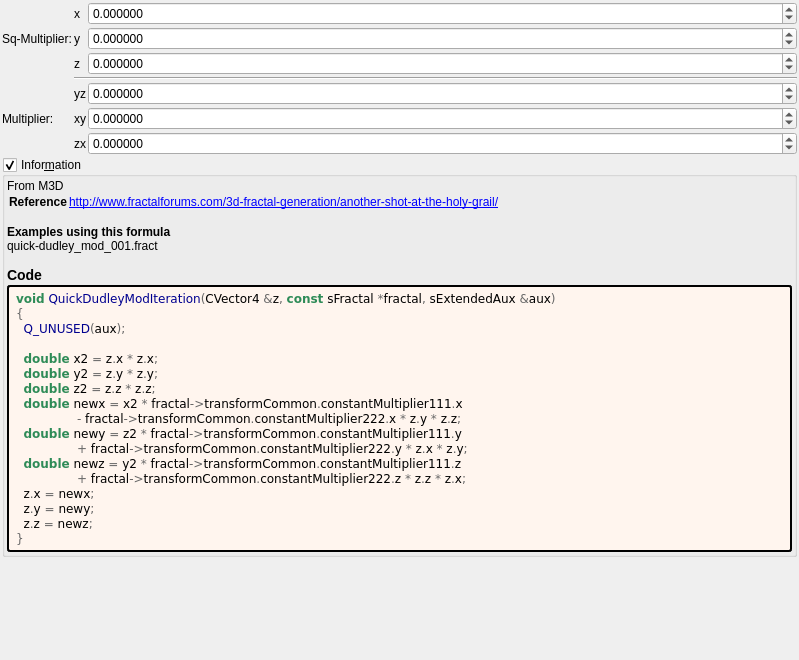
First picture: the form in mandelbulber2/formula/ui/quick_dudley_mod.ui, repository buddhi1980/mandelbulber2, before the edit.
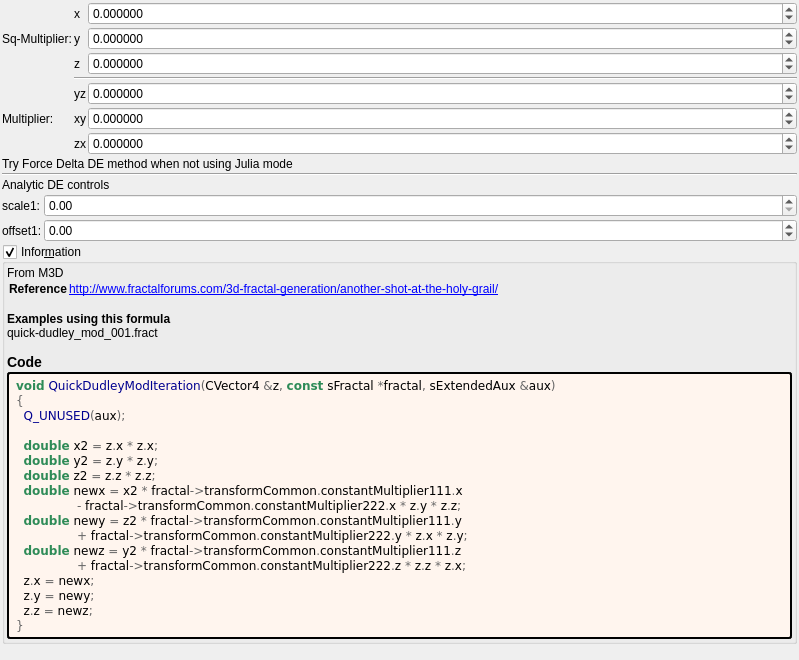
Second picture: the form after the edit. Custom widgets are drawn as their Qt base class.

Commit message: quick dudleys and makin3D2 to analytic de

```diff
--- a/mandelbulber2/formula/ui/quick_dudley_mod.ui
+++ b/mandelbulber2/formula/ui/quick_dudley_mod.ui
@@ -267,6 +267,104 @@
      </item>
     </layout>
    </item>
+   <item>
+    <widget class="QLabel" name="label_180">
+     <property name="text">
+      <string>Try Force Delta DE method when not using Julia mode</string>
+     </property>
+    </widget>
+   </item>
+   <item>
+    <widget class="Line" name="line">
+     <property name="orientation">
+      <enum>Qt::Horizontal</enum>
+     </property>
+    </widget>
+   </item>
+   <item>
+    <widget class="QLabel" name="label_181">
+     <property name="text">
+      <string>Analytic DE controls</string>
+     </property>
+    </widget>
+   </item>
+   <item>
+    <layout class="QGridLayout" name="gridLayout_28" columnstretch="0,0,1">
+     <property name="spacing">
+      <number>2</number>
+     </property>
+     <item row="1" column="1">
+      <widget class="QLabel" name="label_178">
+       <property name="text">
+        <string>offset1:</string>
+       </property>
+      </widget>
+     </item>
+     <item row="0" column="1">
+      <widget class="QLabel" name="label_179">
+       <property name="text">
+        <string>scale1:</string>
+       </property>
+      </widget>
+     </item>
+     <item row="0" column="2">
+      <widget class="MyDoubleSpinBox" name="spinbox_analyticDE_scale_1">
+       <property name="sizePolicy">
+        <sizepolicy hsizetype="Minimum" vsizetype="Maximum">
+         <horstretch>0</horstretch>
+         <verstretch>0</verstretch>
+        </sizepolicy>
+       </property>
+       <property name="prefix">
+        <string/>
+       </property>
+       <property name="suffix">
+        <string/>
+       </property>
+       <property name="decimals">
+        <number>2</number>
+       </property>
+       <property name="minimum">
+        <double>0.000000000000000</double>
+       </property>
+       <property name="maximum">
+        <double>99.989999999999995</double>
+       </property>
+       <property name="singleStep">
+        <double>0.100000000000000</double>
+       </property>
+      </widget>
+     </item>
+     <item row="1" column="2">
+      <widget class="MyDoubleSpinBox" name="spinbox_analyticDE_offset_1">
+       <property name="sizePolicy">
+        <sizepolicy hsizetype="Minimum" vsizetype="Maximum">
+         <horstretch>0</horstretch>
+         <verstretch>0</verstretch>
+        </sizepolicy>
+       </property>
+       <property name="prefix">
+        <string/>
+       </property>
+       <property name="suffix">
+        <string/>
+       </property>
+       <property name="decimals">
+        <number>2</number>
+       </property>
+       <property name="minimum">
+        <double>-99.989999999999995</double>
+       </property>
+       <property name="maximum">
+        <double>99.989999999999995</double>
+       </property>
+       <property name="singleStep">
+        <double>0.100000000000000</double>
+       </property>
+      </widget>
+     </item>
+    </layout>
+   </item>
    <item>
     <widget class="MyGroupBox" name="groupCheck_info">
      <property name="title">
@@ -371,17 +469,17 @@
   </layout>
  </widget>
  <customwidgets>
-  <customwidget>
-   <class>MyDoubleSpinBox</class>
-   <extends>QDoubleSpinBox</extends>
-   <header>my_double_spin_box.h</header>
-  </customwidget>
   <customwidget>
    <class>MyGroupBox</class>
    <extends>QGroupBox</extends>
    <header>my_group_box.h</header>
    <container>1</container>
   </customwidget>
+  <customwidget>
+   <class>MyDoubleSpinBox</class>
+   <extends>QDoubleSpinBox</extends>
+   <header>my_double_spin_box.h</header>
+  </customwidget>
  </customwidgets>
  <tabstops>
   <tabstop>spinbox3_transf_constant_multiplier_111_x</tabstop>
```
Left out of the diff: 2 changed lines with no effect on the pictures. The commit also changes 10 other files.
